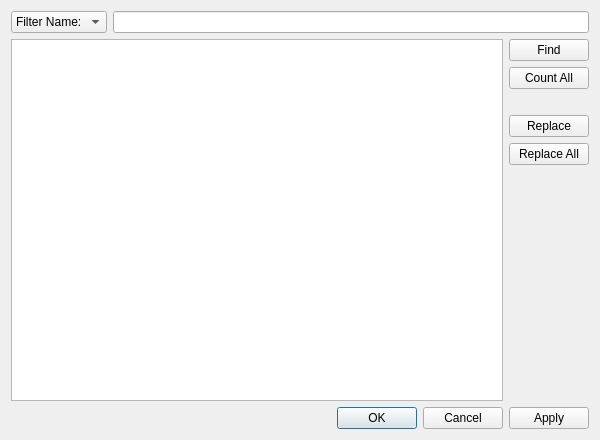
Before: the Qt Designer form src/Sigil/Form_Files/SearchEditor.ui in Sigil-Ebook/Sigil, drawn with Qt 5.
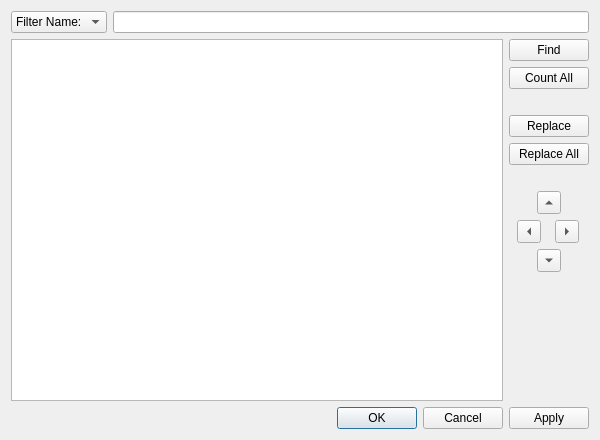
After: the same form once the commit is applied. Custom widgets are drawn as their Qt base class.

Commit message: Add arrow buttons to Search and Clip to move items as alternative to drag and drop.

Diff of the .ui file:
```diff
--- a/src/Sigil/Form_Files/SearchEditor.ui
+++ b/src/Sigil/Form_Files/SearchEditor.ui
@@ -115,6 +115,89 @@
          </property>
         </widget>
        </item>
+       <item>
+        <spacer name="verticalSpacer_3">
+         <property name="orientation">
+          <enum>Qt::Vertical</enum>
+         </property>
+         <property name="sizeType">
+          <enum>QSizePolicy::Fixed</enum>
+         </property>
+         <property name="sizeHint" stdset="0">
+          <size>
+           <width>20</width>
+           <height>20</height>
+          </size>
+         </property>
+        </spacer>
+       </item>
+       <item>
+        <layout class="QHBoxLayout" name="horizontalLayout_6">
+         <item>
+          <widget class="QToolButton" name="MoveUp">
+           <property name="text">
+            <string>...</string>
+           </property>
+           <property name="toolTip">
+            <string>Move an entry up one level in the same group.</string>
+           </property>
+           <property name="arrowType">
+            <enum>Qt::UpArrow</enum>
+           </property>
+          </widget>
+         </item>
+        </layout>
+       </item>
+       <item>
+        <layout class="QHBoxLayout" name="horizontalLayout">
+         <item>
+          <widget class="QToolButton" name="MoveLeft">
+           <property name="text">
+            <string>...</string>
+           </property>
+           <property name="toolTip">
+            <string>Move an entry to the level of its parent.</string>
+           </property>
+           <property name="arrowType">
+            <enum>Qt::LeftArrow</enum>
+           </property>
+          </widget>
+         </item>
+         <item>
+          <widget class="QToolButton" name="MoveRight">
+           <property name="text">
+            <string>...</string>
+           </property>
+           <property name="toolTip">
+            <string>You must select an item immediately under a group to move it into the group.</string>
+           </property>
+           <property name="arrowType">
+            <enum>Qt::RightArrow</enum>
+           </property>
+          </widget>
+         </item>
+        </layout>
+       </item>
+       <item>
+        <layout class="QHBoxLayout" name="horizontalLayout_4">
+         <item>
+          <widget class="QToolButton" name="MoveDown">
+           <property name="text">
+            <string>...</string>
+           </property>
+           <property name="toolTip">
+            <string>Move an entry down one level in the same group.</string>
+           </property>
+           <property name="arrowType">
+            <enum>Qt::DownArrow</enum>
+           </property>
+          </widget>
+         </item>
+        </layout>
+       </item>
+       <item>
+        <layout class="QHBoxLayout" name="horizontalLayout_7"/>
+       </item>
        <item>
         <spacer name="verticalSpacer">
          <property name="orientation">
```
Left out of the diff: 6 changed lines with no effect on the pictures. The commit also changes 5 other files.
